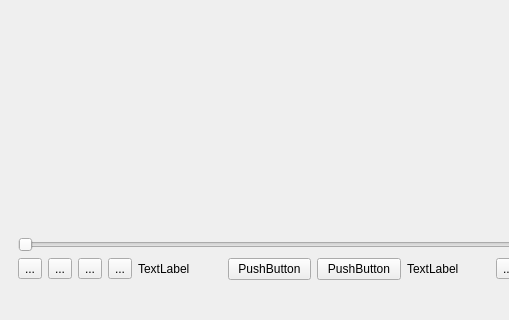
Old version of the form src/widget.ui in the repository SHM-white/MusicPlayer; both pictures show x 0 to 509 and y 280 to 600 of the 800 by 600 pixel window.
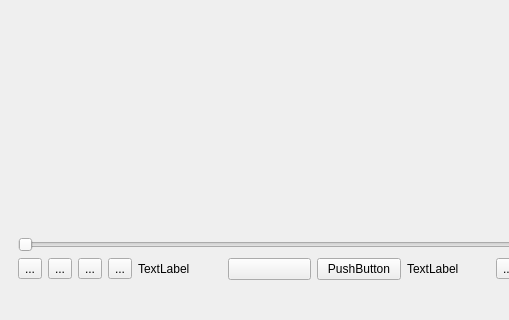
New version of the form. Custom widgets are drawn as their Qt base class.

Commit message: 添加了常用图标的Segoe Fluent Icon的unicode码表，简单实现播放暂停按钮的切换效果

The edit to the form file:
```diff
--- a/src/widget.ui
+++ b/src/widget.ui
@@ -75,11 +75,7 @@
             </widget>
            </item>
            <item>
-            <widget class="QPushButton" name="pushButton_2">
-             <property name="text">
-              <string>PushButton</string>
-             </property>
-            </widget>
+            <widget class="PlayPauseButton" name="playPauseButton"/>
            </item>
            <item>
             <widget class="QPushButton" name="pushButton">
@@ -133,6 +129,13 @@
   </widget>
   <widget class="QStatusBar" name="statusbar"/>
  </widget>
+ <customwidgets>
+  <customwidget>
+   <class>PlayPauseButton</class>
+   <extends>QPushButton</extends>
+   <header location="global">PlayPauseButton.h</header>
+  </customwidget>
+ </customwidgets>
  <resources/>
  <connections/>
 </ui>
```
The commit also changes 6 other files.
